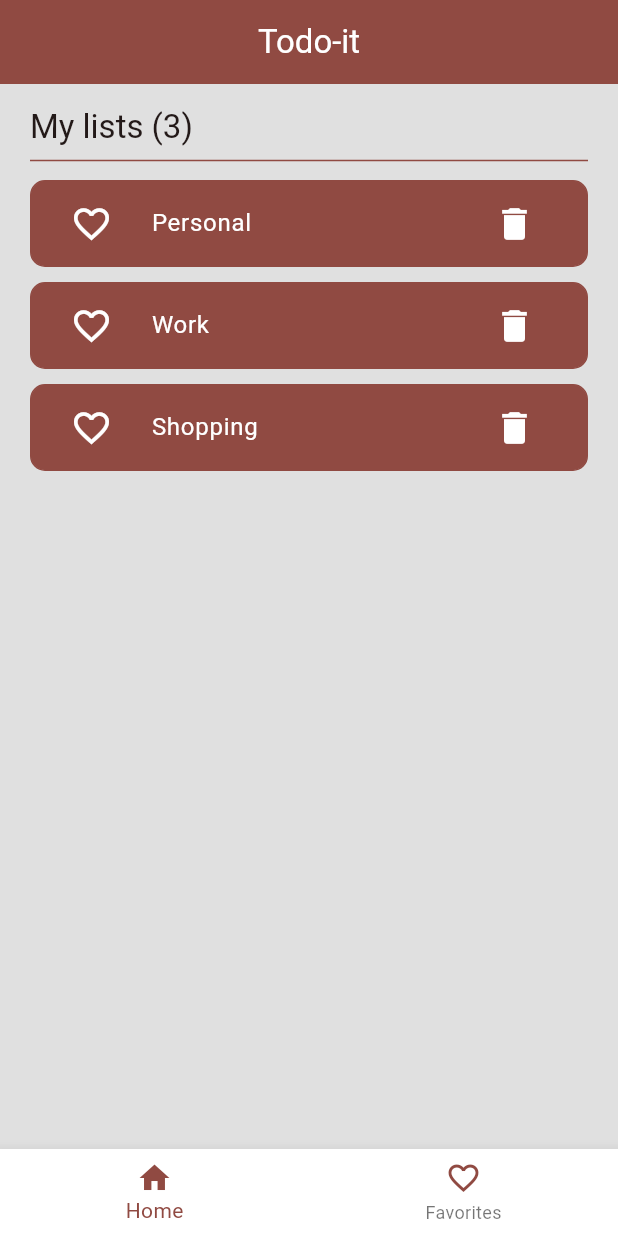
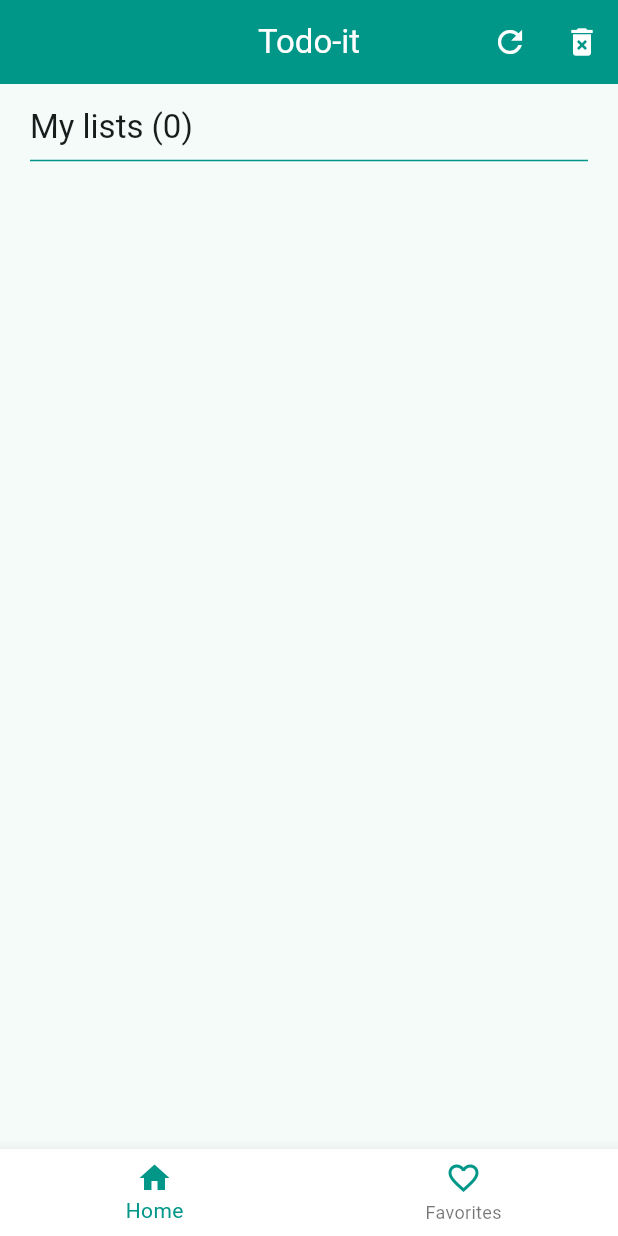
Before and after one commit to bmspereira-07/flutter-simple-todo-app, a Flutter app: the screen it shows after launch, on a phone screen of 412 x 824 dp. Run offline on Flutter 3.47's test engine with Material 3 defaults, Android fonts, the phone set to English and light mode, and no system bars.

Commit message:
theme refactor

```diff
--- a/devtools_options.yaml
+++ b/devtools_options.yaml
@@ -1,3 +1,4 @@
 description: This file stores settings for Dart & Flutter DevTools.
 documentation: https://docs.flutter.dev/tools/devtools/extensions#configure-extension-enablement-states
 extensions:
+  - provider: true
--- /dev/null
+++ b/lib/layout/custom_bottom_nav.dart
@@ -0,0 +1,67 @@
+import 'package:flutter/material.dart';
+import 'package:to_do_list/data/notifiers.dart';
+
+class MyBottomNavigationBar extends StatelessWidget {
+  const MyBottomNavigationBar({super.key});
+
+  @override
+  Widget build(BuildContext context) {
+    var theme = Theme.of(context);
+
+    return ValueListenableBuilder(
+      valueListenable: todoListsNotifier,
+      builder: (context, value, child) {
+        var hasFavorites = todoListsNotifier.value.any(
+          (list) => list.isFavorite == true,
+        );
+
+        return BottomNavigationBar(
+          currentIndex: selectedBottomNavIndexNotifier.value,
+          onTap: (newIndex) {
+            selectedBottomNavIndexNotifier.value = newIndex;
+          },
+          backgroundColor: theme.colorScheme.onPrimary,
+          items: [
+            BottomNavigationBarItem(
+              icon: Icon(Icons.home_outlined, color: theme.colorScheme.primary),
+              activeIcon: Icon(Icons.home, color: theme.colorScheme.primary),
+              label: 'Home',
+            ),
+            BottomNavigationBarItem(
+              activeIcon: Badge(
+                isLabelVisible: hasFavorites,
+                offset: const Offset(12.0, 10.0),
+                label: hasFavorites
+                    ? Text(
+                        todoListsNotifier.value
+                            .where((list) => list.isFavorite)
+                            .length
+                            .toString(),
+                      )
+                    : null,
+                backgroundColor: theme.colorScheme.primary,
+                child: Icon(Icons.favorite, color: theme.colorScheme.primary),
+              ),
+              icon: Badge(
+                offset: const Offset(12.0, 10.0),
+                isLabelVisible: hasFavorites,
+                label: Text(
+                  todoListsNotifier.value
+                      .where((list) => list.isFavorite)
+                      .length
+                      .toString(),
+                ),
+                backgroundColor: theme.colorScheme.primary,
+                child: Icon(
+                  Icons.favorite_border,
+                  color: theme.colorScheme.primary,
+                ),
+              ),
+              label: 'Favorites',
+            ),
+          ],
+        );
+      },
+    );
+  }
+}
--- a/lib/main.dart
+++ b/lib/main.dart
@@ -23,11 +23,13 @@ class MyApp extends StatelessWidget {
           title: 'Todo-it',
           theme: ThemeData(
             useMaterial3: true,
-            primaryColor: Colors.red,
-            primarySwatch: Colors.red,
-            scaffoldBackgroundColor: Colors.grey[300],
             iconTheme: const IconThemeData(color: Colors.white, size: 28.0),
-            colorScheme: ColorScheme.fromSeed(seedColor: Colors.red),
+            colorScheme: ColorScheme.fromSeed(
+              seedColor: Colors.teal,
+
+              primary: Colors.teal,
+              brightness: Brightness.light,
+            ),
           ),
           home: pages[selectedBotNavIndex],
         );
--- a/lib/pages/home_page.dart
+++ b/lib/pages/home_page.dart
@@ -1,6 +1,7 @@
 import 'package:flutter/material.dart';
 import 'package:to_do_list/data/notifiers.dart';
 import 'package:to_do_list/layout/custom_appbar.dart';
+import 'package:to_do_list/layout/custom_bottom_nav.dart';
 import 'package:to_do_list/models/list.dart';
 
 class MyHomePage extends StatelessWidget {
@@ -10,43 +11,9 @@ class MyHomePage extends StatelessWidget {
   Widget build(BuildContext context) {
     var theme = Theme.of(context);
 
-    _fillToDoLists();
-
     return Scaffold(
       appBar: MyAppBar(),
-      bottomNavigationBar: ValueListenableBuilder(
-        valueListenable: selectedBottomNavIndexNotifier,
-        builder: (context, bottomNavIndex, child) {
-          return BottomNavigationBar(
-            currentIndex: bottomNavIndex,
-            onTap: (newIndex) {
-              selectedBottomNavIndexNotifier.value = newIndex;
-            },
-            backgroundColor: theme.colorScheme.onPrimary,
-            items: [
-              BottomNavigationBarItem(
-                icon: Icon(
-                  Icons.home_outlined,
-                  color: theme.colorScheme.primary,
-                ),
-                activeIcon: Icon(Icons.home, color: theme.colorScheme.primary),
-                label: 'Home',
-              ),
-              BottomNavigationBarItem(
-                activeIcon: Icon(
-                  Icons.favorite,
-                  color: theme.colorScheme.primary,
-                ),
-                icon: Icon(
-                  Icons.favorite_border,
-                  color: theme.colorScheme.primary,
-                ),
-                label: 'Favorites',
-              ),
-            ],
-          );
-        },
-      ),
+      bottomNavigationBar: MyBottomNavigationBar(),
       body: Padding(
         padding: const EdgeInsets.symmetric(horizontal: 20.0, vertical: 15.0),
         child: Column(
@@ -76,52 +43,7 @@ class MyHomePage extends StatelessWidget {
                   child: ValueListenableBuilder(
                     valueListenable: todoListsNotifier,
                     builder: (context, toDoLists, child) {
-                      return ListView.builder(
-                        itemCount: toDoLists.length,
-                        itemBuilder: (context, index) {
-                          return Padding(
-                            padding: const EdgeInsets.symmetric(vertical: 5.0),
-                            child: ListTile(
-                              tileColor: theme.colorScheme.primary,
-                              textColor: Colors.white,
-                              iconColor: Colors.white,
-                              shape: RoundedRectangleBorder(
-                                borderRadius: BorderRadius.circular(10.0),
-                                side: BorderSide(
-                                  color: theme.colorScheme.primary,
-                                  width: 1.0,
-                                ),
-                              ),
-                              title: Text(toDoLists[index].name),
-                              leading: IconButton(
-                                onPressed: () {
-                                  toDoLists[index].toggleFavorite();
-                                  // ValueNotifier won't detect mutations inside the
-                                  // list automatically, so assign a new list
-                                  // reference to trigger the notifier
-                                  todoListsNotifier.value = List<TodoList>.from(
-                                    toDoLists,
-                                  );
-                                },
-                                icon: Icon(
-                                  toDoLists[index].isFavorite
-                                      ? Icons.favorite
-                                      : Icons.favorite_border,
-                                ),
-                              ),
-                              trailing: IconButton(
-                                onPressed: () {
-                                  toDoLists.removeAt(index);
-                                  todoListsNotifier.value = List<TodoList>.from(
-                                    toDoLists,
-                                  );
-                                },
-                                icon: Icon(Icons.delete),
-                              ),
-                            ),
-                          );
-                        },
-                      );
+                      return ToDoListViewer(theme: theme, list: toDoLists);
                     },
                   ),
                 ),
@@ -132,14 +54,57 @@ class MyHomePage extends StatelessWidget {
       ),
     );
   }
+}
 
-  void _fillToDoLists() {
-    if (todoListsNotifier.value.isEmpty) {
-      todoListsNotifier.value = [
-        TodoList(name: 'Personal'),
-        TodoList(name: 'Work'),
-        TodoList(name: 'Shopping'),
-      ];
-    }
+class ToDoListViewer extends StatelessWidget {
+  const ToDoListViewer({super.key, required this.theme, required this.list});
+
+  final ThemeData theme;
+
+  final List<TodoList> list;
+
+  @override
+  Widget build(BuildContext context) {
+    return ListView.builder(
+      itemCount: list.length,
+      itemBuilder: (context, index) {
+        return Padding(
+          padding: const EdgeInsets.symmetric(vertical: 5.0),
+          child: ListTile(
+            tileColor: theme.colorScheme.primary,
+            textColor: Colors.white,
+            iconColor: Colors.white,
+            titleTextStyle: TextStyle(
+              fontSize: 19.0,
+              fontWeight: FontWeight.bold,
+            ),
+            shape: RoundedRectangleBorder(
+              borderRadius: BorderRadius.circular(10.0),
+              side: BorderSide(color: theme.colorScheme.primary, width: 1.0),
+            ),
+            title: Text(list[index].name),
+            leading: IconButton(
+              onPressed: () {
+                list[index].toggleFavorite();
+                // ValueNotifier won't detect mutations inside the
+                // list automatically, so assign a new list
+                // reference to trigger the notifier
+                todoListsNotifier.value = List<TodoList>.from(list);
+              },
+              icon: Icon(
+                list[index].isFavorite ? Icons.favorite : Icons.favorite_border,
+              ),
+            ),
+            trailing: IconButton(
+              onPressed: () {
+                list.removeAt(index);
+                todoListsNotifier.value = List<TodoList>.from(list);
+              },
+              icon: Icon(Icons.delete_outline),
+            ),
+          ),
+        );
+      },
+    );
   }
 }
```
Also changed, not shown: lib/data/notifiers.dart (+14 -0 lines), lib/layout/custom_appbar.dart (+26 -0 lines), lib/pages/favorites_page.dart (+2 -36 lines).
